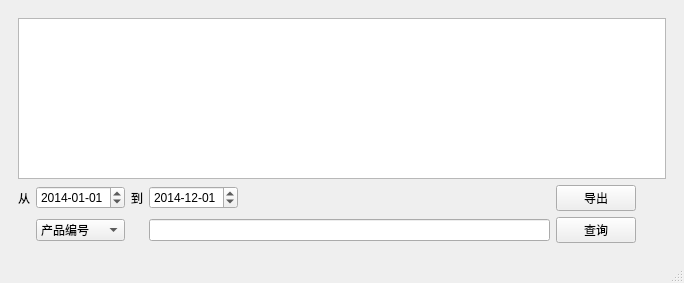
This is src/stockmainwindow.ui in wegatron/dt_manage as Qt 5 draws it before an edit. The edited form follows.
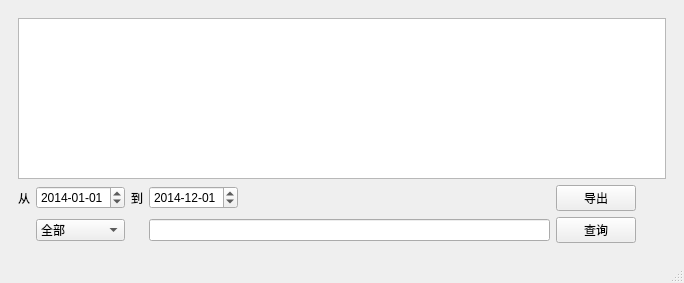
This is the edited form.

```diff
--- a/src/stockmainwindow.ui
+++ b/src/stockmainwindow.ui
@@ -95,6 +95,11 @@
        </item>
        <item row="2" column="1">
         <widget class="QComboBox" name="comboBox">
+         <item>
+          <property name="text">
+           <string>全部</string>
+          </property>
+         </item>
          <item>
           <property name="text">
            <string>产品编号</string>
```
Left out of the diff: 7 changed lines with no effect on the pictures.
